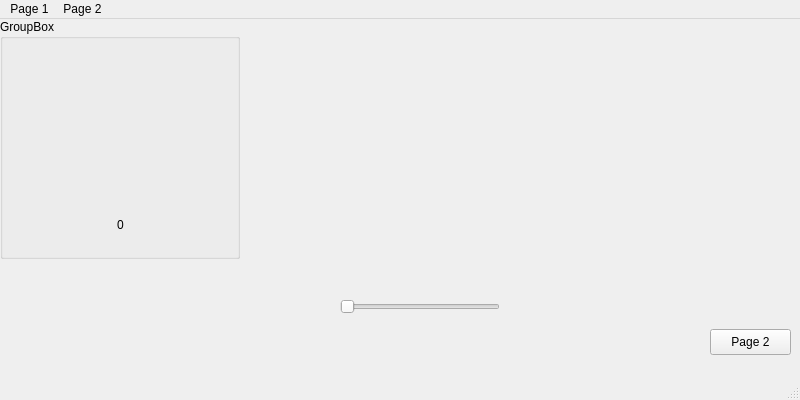
Old version of the form gui/src/dashboard_palme.ui in the repository blitzmax01/obdPi_palme.
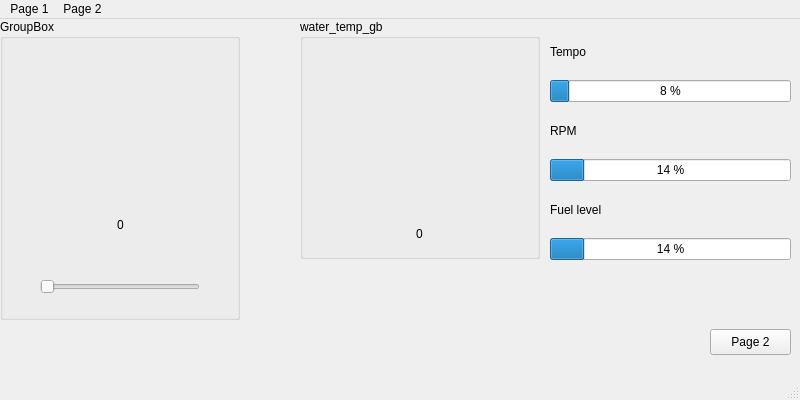
New version of the form. Icons and pictures are not drawn.

Patch:
```diff
--- a/gui/src/dashboard_palme.ui
+++ b/gui/src/dashboard_palme.ui
@@ -11,25 +11,12 @@
    </rect>
   </property>
   <property name="windowTitle">
-   <string>MainWindow</string>
+   <string>Dashboard</string>
+  </property>
+  <property name="autoFillBackground">
+   <bool>false</bool>
   </property>
   <widget class="QWidget" name="centralwidget">
-   <widget class="QSlider" name="horizontalSlider">
-    <property name="geometry">
-     <rect>
-      <x>340</x>
-      <y>280</y>
-      <width>160</width>
-      <height>16</height>
-     </rect>
-    </property>
-    <property name="maximum">
-     <number>100</number>
-    </property>
-    <property name="orientation">
-     <enum>Qt::Horizontal</enum>
-    </property>
-   </widget>
    <widget class="QPushButton" name="pushButton">
     <property name="geometry">
      <rect>
@@ -49,7 +36,7 @@
       <x>0</x>
       <y>0</y>
       <width>240</width>
-      <height>240</height>
+      <height>301</height>
      </rect>
     </property>
     <property name="title">
@@ -112,6 +99,164 @@
       <bool>false</bool>
      </property>
     </widget>
+    <widget class="QSlider" name="horizontalSlider">
+     <property name="geometry">
+      <rect>
+       <x>40</x>
+       <y>260</y>
+       <width>160</width>
+       <height>16</height>
+      </rect>
+     </property>
+     <property name="maximum">
+      <number>100</number>
+     </property>
+     <property name="orientation">
+      <enum>Qt::Horizontal</enum>
+     </property>
+    </widget>
+   </widget>
+   <widget class="QGroupBox" name="water_temp_gb">
+    <property name="geometry">
+     <rect>
+      <x>300</x>
+      <y>0</y>
+      <width>240</width>
+      <height>240</height>
+     </rect>
+    </property>
+    <property name="title">
+     <string>water_temp_gb</string>
+    </property>
+    <widget class="QLabel" name="water_temp_bg_label">
+     <property name="geometry">
+      <rect>
+       <x>0</x>
+       <y>0</y>
+       <width>240</width>
+       <height>240</height>
+      </rect>
+     </property>
+     <property name="text">
+      <string/>
+     </property>
+     <property name="pixmap">
+      <pixmap>../oil_temp_pictures/bg_240x240px.png</pixmap>
+     </property>
+     <property name="scaledContents">
+      <bool>true</bool>
+     </property>
+    </widget>
+    <widget class="QLabel" name="water_temp_value">
+     <property name="geometry">
+      <rect>
+       <x>89</x>
+       <y>194</y>
+       <width>61</width>
+       <height>41</height>
+      </rect>
+     </property>
+     <property name="midLineWidth">
+      <number>-1</number>
+     </property>
+     <property name="text">
+      <string>0</string>
+     </property>
+     <property name="alignment">
+      <set>Qt::AlignCenter</set>
+     </property>
+    </widget>
+    <widget class="QLabel" name="water_temp_gauge">
+     <property name="geometry">
+      <rect>
+       <x>11</x>
+       <y>11</y>
+       <width>210</width>
+       <height>170</height>
+      </rect>
+     </property>
+     <property name="text">
+      <string/>
+     </property>
+     <property name="pixmap">
+      <pixmap>../oil_temp_pictures/temp_cold.png</pixmap>
+     </property>
+     <property name="scaledContents">
+      <bool>false</bool>
+     </property>
+    </widget>
+   </widget>
+   <widget class="QWidget" name="verticalLayoutWidget">
+    <property name="geometry">
+     <rect>
+      <x>550</x>
+      <y>10</y>
+      <width>241</width>
+      <height>231</height>
+     </rect>
+    </property>
+    <layout class="QVBoxLayout" name="verticalLayout">
+     <item>
+      <widget class="QLabel" name="tempo_lb">
+       <property name="text">
+        <string>Tempo</string>
+       </property>
+      </widget>
+     </item>
+     <item>
+      <widget class="QProgressBar" name="tempo_bar">
+       <property name="maximum">
+        <number>300</number>
+       </property>
+       <property name="value">
+        <number>24</number>
+       </property>
+       <property name="format">
+        <string>%p %</string>
+       </property>
+      </widget>
+     </item>
+     <item>
+      <widget class="QLabel" name="rpm_lb">
+       <property name="text">
+        <string>RPM</string>
+       </property>
+      </widget>
+     </item>
+     <item>
+      <widget class="QProgressBar" name="rpm_bar">
+       <property name="maximum">
+        <number>7000</number>
+       </property>
+       <property name="value">
+        <number>1000</number>
+       </property>
+       <property name="format">
+        <string notr="true">%p %</string>
+       </property>
+      </widget>
+     </item>
+     <item>
+      <widget class="QLabel" name="fuel_lb">
+       <property name="text">
+        <string>Fuel level</string>
+       </property>
+      </widget>
+     </item>
+     <item>
+      <widget class="QProgressBar" name="fuel_bar">
+       <property name="maximum">
+        <number>7000</number>
+       </property>
+       <property name="value">
+        <number>1000</number>
+       </property>
+       <property name="format">
+        <string notr="true">%p %</string>
+       </property>
+      </widget>
+     </item>
+    </layout>
    </widget>
   </widget>
   <widget class="QMenuBar" name="menubar">
```
